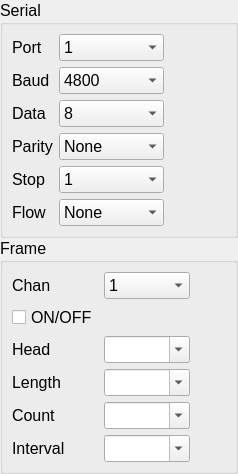
This is source/wnd/ui/mrqsensor.ui in ww4u/megarobostudio as Qt 5 draws it before an edit. The edited form follows.
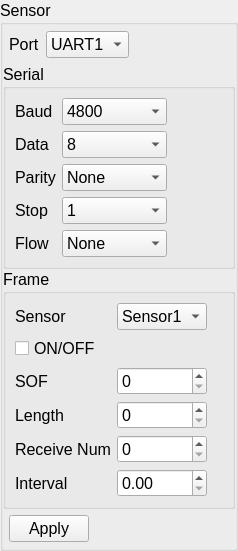
This is the edited form.

Diff of the .ui file:
```diff
--- a/source/wnd/ui/mrqsensor.ui
+++ b/source/wnd/ui/mrqsensor.ui
@@ -7,7 +7,7 @@
     <x>0</x>
     <y>0</y>
     <width>238</width>
-    <height>437</height>
+    <height>459</height>
    </rect>
   </property>
   <property name="font">
@@ -35,6 +35,92 @@
     <number>0</number>
    </property>
    <item>
+    <widget class="QGroupBox" name="groupBox_3">
+     <property name="title">
+      <string>Sensor</string>
+     </property>
+     <layout class="QVBoxLayout" name="verticalLayout_2">
+      <property name="spacing">
+       <number>0</number>
+      </property>
+      <property name="leftMargin">
+       <number>0</number>
+      </property>
+      <property name="topMargin">
+       <number>0</number>
+      </property>
+      <property name="rightMargin">
+       <number>0</number>
+      </property>
+      <property name="bottomMargin">
+       <number>0</number>
+      </property>
+      <item>
+       <layout class="QHBoxLayout" name="horizontalLayout">
+        <property name="spacing">
+         <number>6</number>
+        </property>
+        <property name="leftMargin">
+         <number>6</number>
+        </property>
+        <property name="topMargin">
+         <number>6</number>
+        </property>
+        <property name="rightMargin">
+         <number>6</number>
+        </property>
+        <property name="bottomMargin">
+         <number>6</number>
+        </property>
+        <item>
+         <widget class="QLabel" name="label_11">
+          <property name="text">
+           <string>Port</string>
+          </property>
+         </widget>
+        </item>
+        <item>
+         <widget class="QComboBox" name="cmbPort">
+          <property name="minimumSize">
+           <size>
+            <width>0</width>
+            <height>0</height>
+           </size>
+          </property>
+          <property name="maximumSize">
+           <size>
+            <width>10000</width>
+            <height>10000</height>
+           </size>
+          </property>
+          <item>
+           <property name="text">
+            <string>UART1</string>
+           </property>
+          </item>
+          <item>
+           <property name="text">
+            <string>UART2</string>
+           </property>
+          </item>
+         </widget>
+        </item>
+        <item>
+         <spacer name="horizontalSpacer_3">
+          <property name="orientation">
+           <enum>Qt::Horizontal</enum>
+          </property>
+          <property name="sizeHint" stdset="0">
+           <size>
+            <width>40</width>
+            <height>20</height>
+           </size>
+          </property>
+         </spacer>
+        </item>
+       </layout>
+      </item>
+      <item>
     <widget class="QGroupBox" name="groupBox">
      <property name="title">
       <string>Serial</string>
@@ -218,27 +304,6 @@
         </property>
        </widget>
       </item>
-      <item row="0" column="0">
-       <widget class="QLabel" name="label_11">
-        <property name="text">
-         <string>Port</string>
-        </property>
-       </widget>
-      </item>
-      <item row="0" column="1">
-       <widget class="QComboBox" name="comboBox_11">
-        <item>
-         <property name="text">
-          <string>1</string>
-         </property>
-        </item>
-        <item>
-         <property name="text">
-          <string>2</string>
-         </property>
-        </item>
-       </widget>
-      </item>
      </layout>
     </widget>
    </item>
@@ -255,84 +320,35 @@
         </property>
        </widget>
       </item>
-      <item row="4" column="1">
-       <widget class="QComboBox" name="comboBox_4">
-        <property name="editable">
-         <bool>true</bool>
-        </property>
-       </widget>
-      </item>
-      <item row="0" column="1">
-       <widget class="QComboBox" name="comboBox">
-        <item>
-         <property name="text">
-          <string>1</string>
-         </property>
-        </item>
-        <item>
-         <property name="text">
-          <string>2</string>
-         </property>
-        </item>
-       </widget>
-      </item>
-      <item row="0" column="0">
-       <widget class="QLabel" name="label">
-        <property name="text">
-         <string>Chan</string>
-        </property>
-       </widget>
-      </item>
-      <item row="2" column="1">
-       <widget class="QComboBox" name="comboBox_2">
-        <property name="editable">
-         <bool>true</bool>
-        </property>
-       </widget>
-      </item>
-      <item row="3" column="0">
+         <item row="4" column="0">
        <widget class="QLabel" name="label_3">
         <property name="text">
          <string>Length</string>
         </property>
        </widget>
       </item>
-      <item row="3" column="1">
-       <widget class="QComboBox" name="comboBox_3">
-        <property name="editable">
-         <bool>true</bool>
-        </property>
-       </widget>
-      </item>
-      <item row="5" column="1">
-       <widget class="QComboBox" name="comboBox_5">
-        <property name="editable">
-         <bool>true</bool>
-        </property>
-       </widget>
-      </item>
-      <item row="2" column="0">
+         <item row="3" column="0">
        <widget class="QLabel" name="label_2">
         <property name="text">
-         <string>Head</string>
+            <string>SOF</string>
         </property>
        </widget>
       </item>
-      <item row="4" column="0">
+         <item row="5" column="0">
        <widget class="QLabel" name="label_4">
         <property name="text">
-         <string>Count</string>
+            <string>Receive Num</string>
         </property>
        </widget>
       </item>
-      <item row="5" column="0">
+         <item row="6" column="0">
        <widget class="QLabel" name="label_5">
         <property name="text">
          <string>Interval</string>
         </property>
        </widget>
       </item>
-      <item row="0" column="2">
+         <item row="3" column="3">
        <spacer name="horizontalSpacer">
         <property name="orientation">
          <enum>Qt::Horizontal</enum>
@@ -345,11 +361,86 @@
         </property>
        </spacer>
       </item>
+         <item row="0" column="0">
+          <widget class="QLabel" name="label">
+           <property name="text">
+            <string>Sensor</string>
+           </property>
+          </widget>
+         </item>
+         <item row="0" column="2">
+          <widget class="QComboBox" name="cmbSensor">
+           <item>
+            <property name="text">
+             <string>Sensor1</string>
+            </property>
+           </item>
+           <item>
+            <property name="text">
+             <string>None</string>
+            </property>
+           </item>
+          </widget>
+         </item>
+         <item row="4" column="2">
+          <widget class="QSpinBox" name="spinFrameLen"/>
+         </item>
+         <item row="5" column="2">
+          <widget class="QSpinBox" name="spinReceiveLen"/>
+         </item>
+         <item row="6" column="2">
+          <widget class="QDoubleSpinBox" name="spinInvterval"/>
+         </item>
+         <item row="3" column="2">
+          <widget class="QSpinBox" name="spinSof"/>
+         </item>
      </layout>
     </widget>
    </item>
    <item>
-    <spacer name="verticalSpacer">
+       <layout class="QHBoxLayout" name="horizontalLayout_2">
+        <property name="leftMargin">
+         <number>6</number>
+        </property>
+        <property name="topMargin">
+         <number>6</number>
+        </property>
+        <property name="rightMargin">
+         <number>6</number>
+        </property>
+        <property name="bottomMargin">
+         <number>6</number>
+        </property>
+        <item>
+         <widget class="QPushButton" name="btnApply">
+          <property name="maximumSize">
+           <size>
+            <width>16777215</width>
+            <height>16777215</height>
+           </size>
+          </property>
+          <property name="text">
+           <string>Apply</string>
+          </property>
+         </widget>
+        </item>
+        <item>
+         <spacer name="horizontalSpacer_4">
+          <property name="orientation">
+           <enum>Qt::Horizontal</enum>
+          </property>
+          <property name="sizeHint" stdset="0">
+           <size>
+            <width>40</width>
+            <height>20</height>
+           </size>
+          </property>
+         </spacer>
+        </item>
+       </layout>
+      </item>
+      <item>
+       <spacer name="verticalSpacer_2">
      <property name="orientation">
       <enum>Qt::Vertical</enum>
      </property>
@@ -360,6 +451,9 @@
       </size>
      </property>
     </spacer>
+      </item>
+     </layout>
+    </widget>
    </item>
   </layout>
  </widget>
```
Left out of the diff: 12 changed lines with no effect on the pictures. Lines whose indentation alone changed are shown as unchanged.
